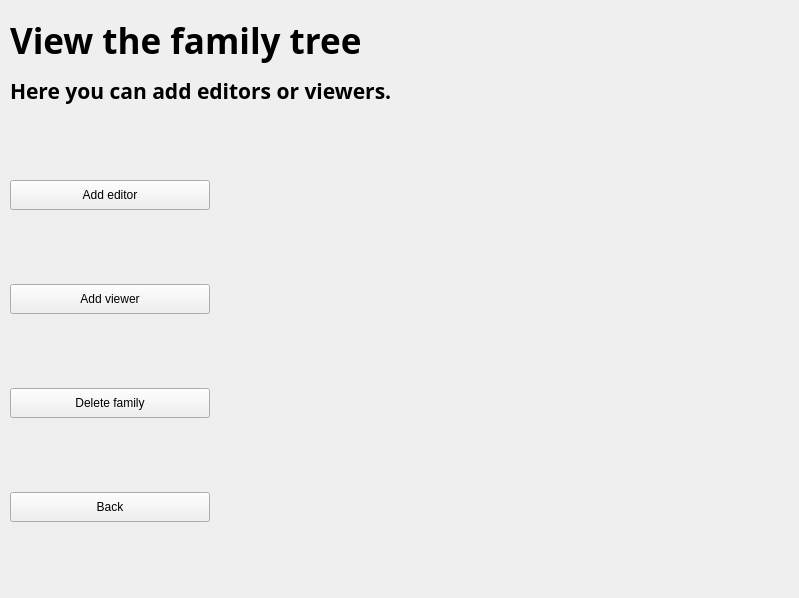
Old version of the form FamilyTree/src/gui/viewpage.ui in the repository moumitahmad/Stammbaum.
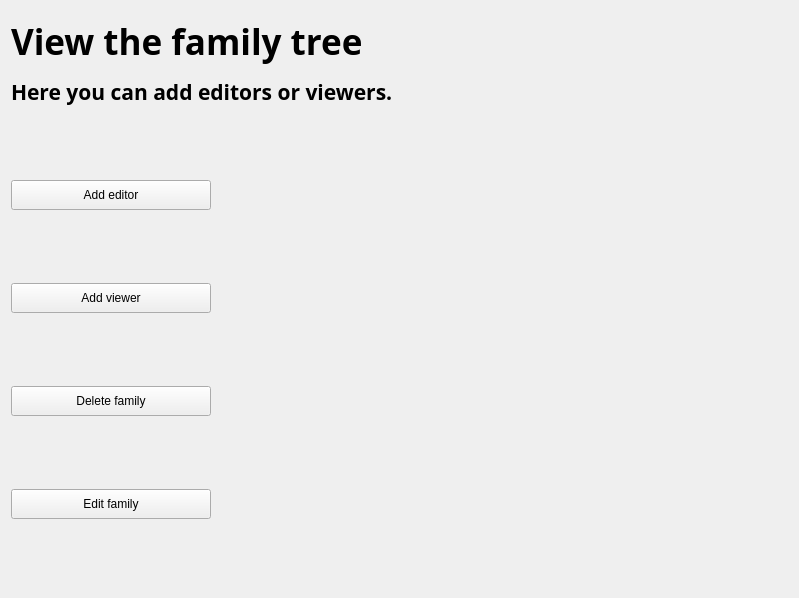
New version of the form.

Commit message:
view page buttons connected
edit page is now accessible from view page and other buttons create dialogs

Patch:
```diff
--- a/FamilyTree/src/gui/viewpage.ui
+++ b/FamilyTree/src/gui/viewpage.ui
@@ -13,15 +13,8 @@
   <property name="windowTitle">
    <string>Form</string>
   </property>
-  <widget class="QWidget" name="verticalLayoutWidget">
-   <property name="geometry">
-    <rect>
-     <x>10</x>
-     <y>10</y>
-     <width>781</width>
-     <height>582</height>
-    </rect>
-   </property>
+  <layout class="QGridLayout" name="gridLayout">
+   <item row="0" column="0">
    <layout class="QVBoxLayout" name="verticalLayout">
     <item>
      <widget class="QLabel" name="LabelViewFamily">
@@ -109,7 +102,7 @@
            </size>
           </property>
           <property name="text">
-           <string>Back</string>
+            <string>Edit family</string>
           </property>
          </widget>
         </item>
@@ -166,7 +159,8 @@
      </layout>
     </item>
    </layout>
-  </widget>
+   </item>
+  </layout>
  </widget>
  <resources/>
  <connections/>
```
Left out of the diff: 4 changed lines with no effect on the pictures. Lines whose indentation alone changed are shown as unchanged. The commit also changes 7 other files.
